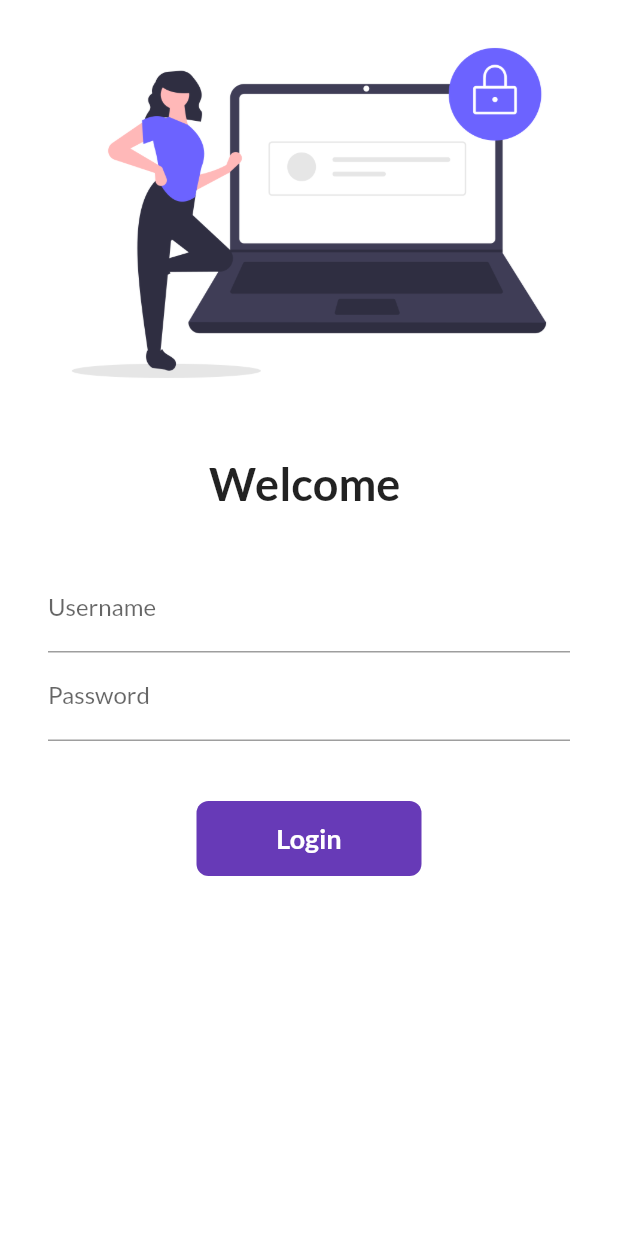
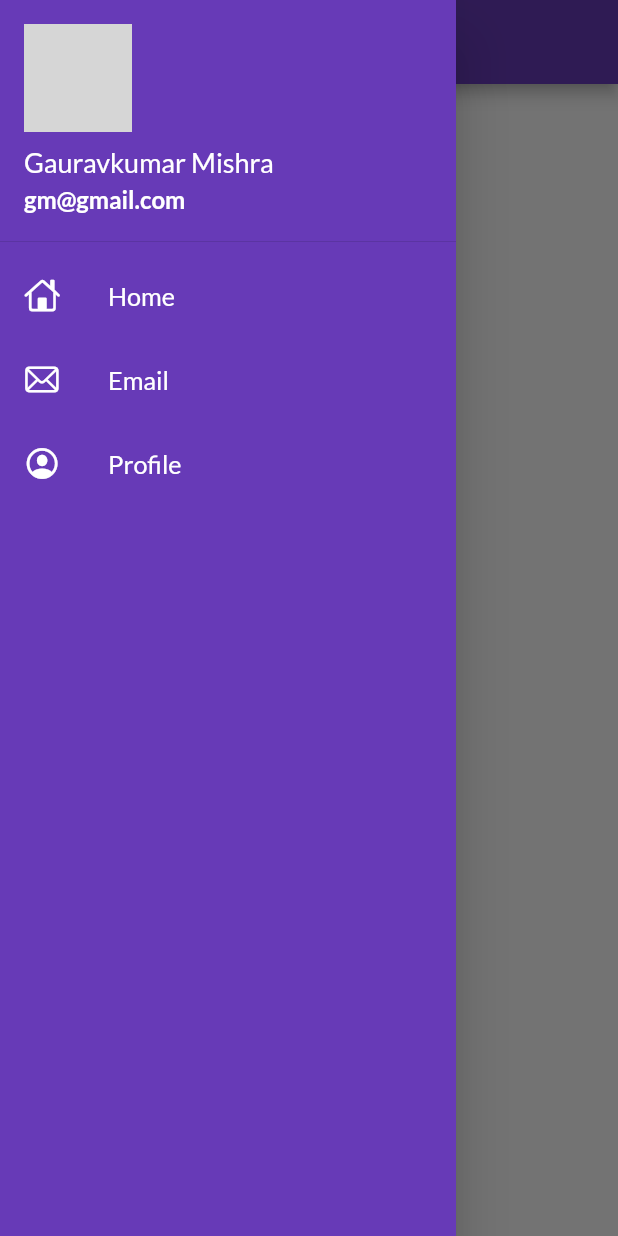
Before and after one commit to gaurav7891/flutter_practise, a Flutter app: the screen it shows after launch, with the side drawer open (before the commit the screen has no drawer), on a phone screen of 412 x 824 dp. Run offline on Flutter 3.47's test engine with Material 2 defaults, Android fonts, the light colour scheme and no system bars; our stand-ins replace google_fonts; network calls fail; grey boxes are pictures that could not be loaded.

Commit message:
day8 completed

```diff
--- a/lib/main.dart
+++ b/lib/main.dart
@@ -18,12 +18,12 @@
     doSomething();
     return MaterialApp(
       theme: ThemeData(
-          primarySwatch: Colors.green,
+          primarySwatch: Colors.deepPurple,
           fontFamily: GoogleFonts.lato().fontFamily,
           primaryTextTheme: GoogleFonts.latoTextTheme()),
       darkTheme: ThemeData(brightness: Brightness.dark),
       themeMode: ThemeMode.light,
-      initialRoute: "/login",
+      initialRoute: "/home",
       routes: {
         "/": (context) => LoginPage(),
         MyRoutes.homeRoute: (context) => HomePage(),
--- a/lib/pages/home_page.dart
+++ b/lib/pages/home_page.dart
@@ -1,3 +1,4 @@
+import 'package:day_1/widgets/drawer.dart';
 import 'package:flutter/material.dart';
 
 class HomePage extends StatelessWidget {
@@ -22,7 +23,7 @@
           child: Text("Welcome to $days days of $name"),
         ),
       ),
-      drawer: Drawer(),
+      drawer: MyDrawer(),
     );
   }
 }
--- /dev/null
+++ b/lib/widgets/drawer.dart
@@ -0,0 +1,75 @@
+import 'package:flutter/cupertino.dart';
+import 'package:flutter/material.dart';
+import 'package:flutter/widgets.dart';
+
+class MyDrawer extends StatelessWidget {
+  const MyDrawer({Key? key}) : super(key: key);
+
+  @override
+  Widget build(BuildContext context) {
+    final imageUrl =
+        "https://static.wikia.nocookie.net/horrormovies/images/0/0b/Johnny_Depp.jpg/revision/latest/top-crop/width/360/height/450?cb=20090928231953";
+    return Drawer(
+      child: Container(
+        color: Colors.deepPurple,
+        child: ListView(
+          children: [
+            DrawerHeader(
+              padding: EdgeInsets.zero,
+              child: UserAccountsDrawerHeader(
+                margin: EdgeInsets.zero,
+                accountName: Text(
+                  "Gauravkumar Mishra",
+                  style: TextStyle(color: Colors.white, fontSize: 18),
+                ),
+                accountEmail: Text(
+                  "gm@gmail.com",
+                  style: TextStyle(
+                      color: Colors.white,
+                      fontWeight: FontWeight.bold,
+                      fontSize: 16),
+                ),
+                currentAccountPicture: CircleAvatar(
+                  backgroundImage: NetworkImage(imageUrl),
+                ),
+              ),
+            ),
+            ListTile(
+              leading: Icon(
+                CupertinoIcons.home,
+                color: Colors.white,
+              ),
+              title: Text(
+                "Home",
+                textScaleFactor: 1.2,
+                style: TextStyle(color: Colors.white),
+              ),
+            ),
+            ListTile(
+              leading: Icon(
+                CupertinoIcons.mail,
+                color: Colors.white,
+              ),
+              title: Text(
+                "Email",
+                textScaleFactor: 1.2,
+                style: TextStyle(color: Colors.white),
+              ),
+            ),
+            ListTile(
+              leading: Icon(
+                CupertinoIcons.profile_circled,
+                color: Colors.white,
+              ),
+              title: Text(
+                "Profile",
+                textScaleFactor: 1.2,
+                style: TextStyle(color: Colors.white),
+              ),
+            )
+          ],
+        ),
+      ),
+    );
+  }
+}
```
